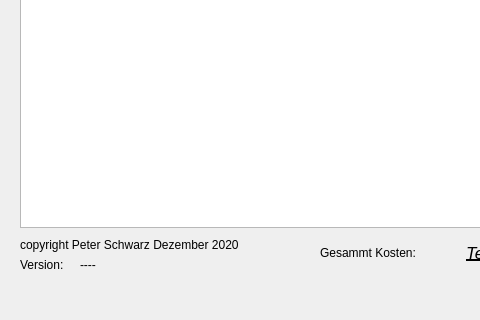
Old version of the form AW-GUI.ui in the repository DarkJumper/AW-Tool; both pictures show x 0 to 480 and y 410 to 730 of the 946 by 730 pixel window.
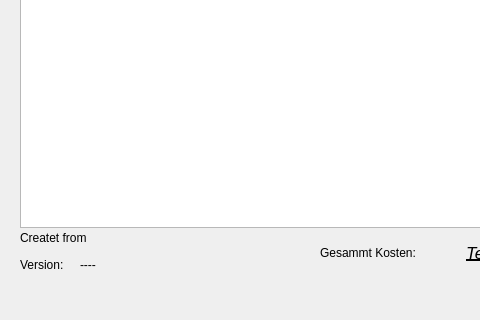
New version of the form. Icons and pictures are not drawn.

Commit message: set logo

The edit to the form file:
```diff
--- a/AW-GUI.ui
+++ b/AW-GUI.ui
@@ -13,6 +13,9 @@
   <property name="windowTitle">
    <string>MainWindow</string>
   </property>
+  <property name="documentMode">
+   <bool>false</bool>
+  </property>
   <widget class="QWidget" name="centralwidget">
    <widget class="QWidget" name="verticalLayoutWidget">
     <property name="geometry">
@@ -396,14 +399,20 @@
    <widget class="QLabel" name="label_copyright">
     <property name="geometry">
      <rect>
-      <x>20</x>
-      <y>630</y>
-      <width>261</width>
-      <height>16</height>
+      <x>100</x>
+      <y>620</y>
+      <width>131</width>
+      <height>21</height>
      </rect>
     </property>
     <property name="text">
-     <string>copyright Peter Schwarz Dezember 2020</string>
+     <string/>
+    </property>
+    <property name="pixmap">
+     <pixmap>../../Google Drive/Logo etc/dj2.png</pixmap>
+    </property>
+    <property name="scaledContents">
+     <bool>true</bool>
     </property>
    </widget>
    <widget class="QLabel" name="label_vers">
@@ -445,6 +454,19 @@
      <string>Beenden</string>
     </property>
    </widget>
+   <widget class="QLabel" name="label_2">
+    <property name="geometry">
+     <rect>
+      <x>20</x>
+      <y>620</y>
+      <width>81</width>
+      <height>21</height>
+     </rect>
+    </property>
+    <property name="text">
+     <string>Createt from</string>
+    </property>
+   </widget>
   </widget>
   <widget class="QMenuBar" name="menubar">
    <property name="geometry">
```
Left out of the diff: 6 changed lines with no effect on the pictures. The commit also changes 1 other file.
